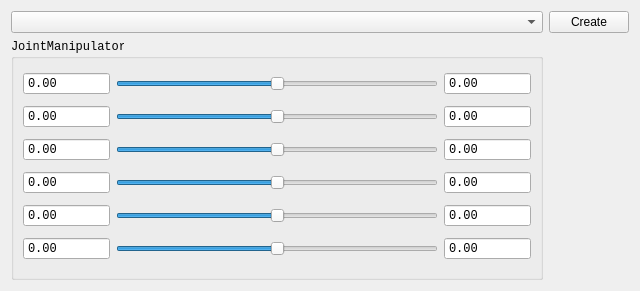
Chunting/UrRobotControllerInTCP, file packages/plugin_library/SimpleUi/ArmRobotManipulator/ArmRobotManipulator.ui: the form before one commit.
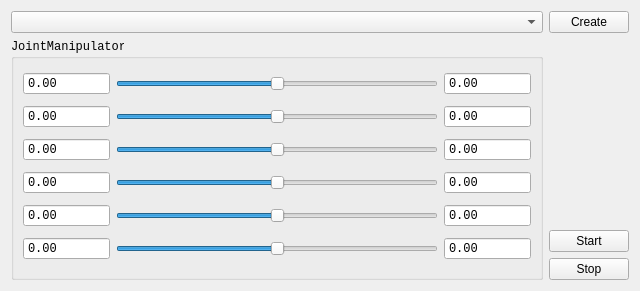
The form after the commit.

The edit to the form file:
```diff
--- a/packages/plugin_library/SimpleUi/ArmRobotManipulator/ArmRobotManipulator.ui
+++ b/packages/plugin_library/SimpleUi/ArmRobotManipulator/ArmRobotManipulator.ui
@@ -11,7 +11,7 @@
    </rect>
   </property>
   <property name="windowTitle">
-   <string>Form</string>
+   <string>简易手臂机器人操作</string>
   </property>
   <layout class="QGridLayout" name="gridLayout">
    <item row="0" column="0">
@@ -34,7 +34,7 @@
      </property>
     </widget>
    </item>
-   <item row="1" column="0">
+   <item row="1" column="0" rowspan="3">
     <widget class="QGroupBox" name="groupBox">
      <property name="font">
       <font>
@@ -306,6 +306,33 @@
      </layout>
     </widget>
    </item>
+   <item row="1" column="1">
+    <spacer name="verticalSpacer">
+     <property name="orientation">
+      <enum>Qt::Vertical</enum>
+     </property>
+     <property name="sizeHint" stdset="0">
+      <size>
+       <width>20</width>
+       <height>40</height>
+      </size>
+     </property>
+    </spacer>
+   </item>
+   <item row="2" column="1">
+    <widget class="QPushButton" name="btnStart">
+     <property name="text">
+      <string>Start</string>
+     </property>
+    </widget>
+   </item>
+   <item row="3" column="1">
+    <widget class="QPushButton" name="btnStop">
+     <property name="text">
+      <string>Stop</string>
+     </property>
+    </widget>
+   </item>
   </layout>
  </widget>
  <resources/>
```
